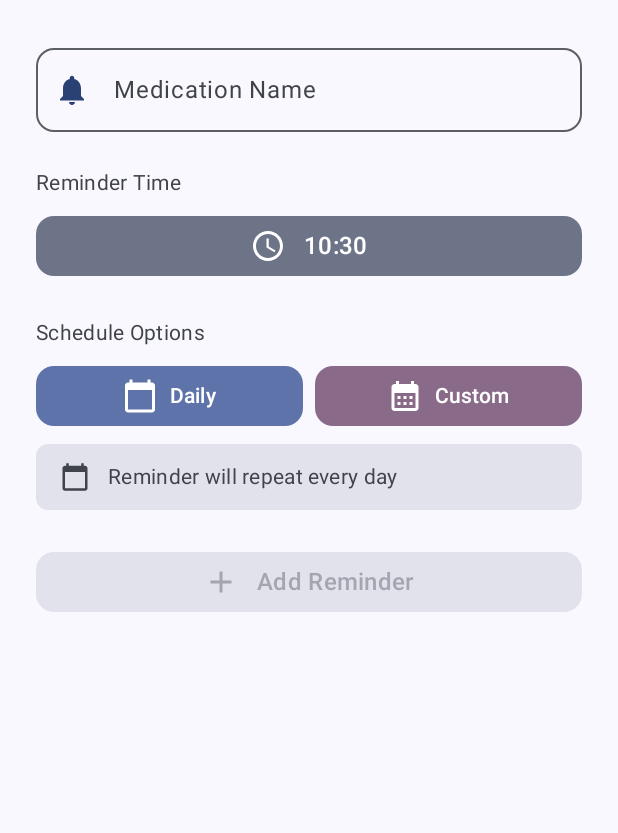
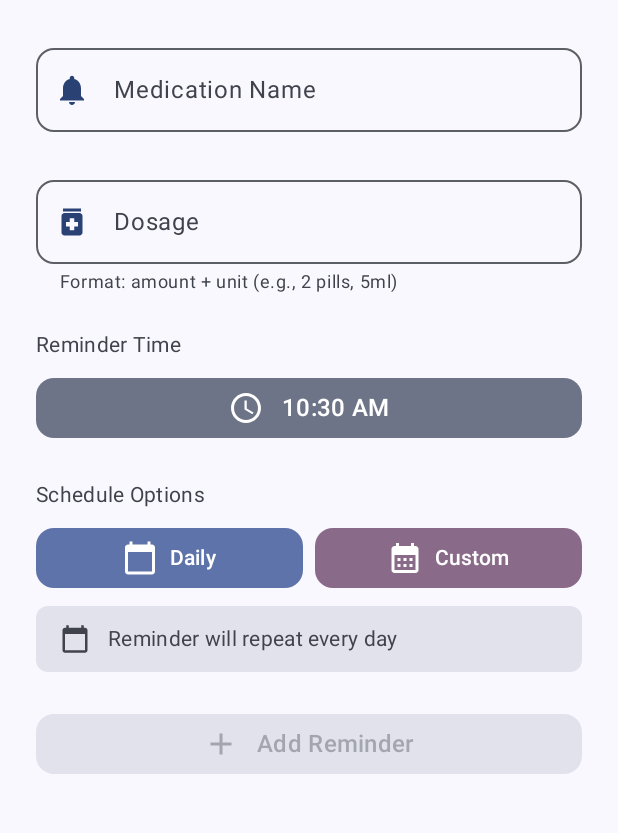
Before and after one commit to vimi30/MedicationReminder, an Android app built with Jetpack Compose: the composable AddReminderContent shown on its own in the app's theme, on a phone screen of 412 x 824 dp, the part 126-959 px from its top. Run offline under Robolectric (Android 15) with nearby library versions, the phone set to English and light mode, and no system bars; our stand-ins replace Dagger/Hilt's generated code.

Commit message:
added dosage in reminder

```diff
--- a/app/src/main/java/com/example/cursorreminder/AlarmActivity.kt
+++ b/app/src/main/java/com/example/cursorreminder/AlarmActivity.kt
@@ -23,12 +23,14 @@ class AlarmActivity : ComponentActivity() {
 
         val reminderId = intent.getLongExtra(AlarmReceiver.EXTRA_REMINDER_ID, -1)
         val medicationName = intent.getStringExtra(AlarmReceiver.EXTRA_MEDICATION_NAME) ?: ""
+        val medicationDosage = intent.getStringExtra(AlarmReceiver.EXTRA_MEDICATION_DOSAGE) ?: ""
 
         // Create a temporary reminder object for the alarm screen
         val reminder = com.example.cursorreminder.domain.model.Reminder(
             id = reminderId,
             medicationName = medicationName,
-            time = java.time.LocalDateTime.now()
+            dosage = medicationDosage,
+            time = java.time.LocalDateTime.now(),
         )
 
         setContent {
--- a/app/src/main/java/com/example/cursorreminder/alarm/AlarmScheduler.kt
+++ b/app/src/main/java/com/example/cursorreminder/alarm/AlarmScheduler.kt
@@ -23,6 +23,7 @@ class AlarmScheduler(private val context: Context) {
             action = AlarmReceiver.ACTION_ALARM_STARTED
             putExtra(AlarmReceiver.EXTRA_REMINDER_ID, reminder.id)
             putExtra(AlarmReceiver.EXTRA_MEDICATION_NAME, reminder.medicationName)
+            putExtra(AlarmReceiver.EXTRA_MEDICATION_DOSAGE, reminder.dosage)
         }
 
         val pendingIntent = PendingIntent.getBroadcast(
--- a/app/src/main/java/com/example/cursorreminder/data/local/ReminderEntity.kt
+++ b/app/src/main/java/com/example/cursorreminder/data/local/ReminderEntity.kt
@@ -9,6 +9,7 @@ import java.time.LocalDateTime
 data class ReminderEntity(
     @PrimaryKey val id: Long,
     val medicationName: String,
+    val dosage: String,
     val time: LocalDateTime,
     val scheduledDays: String,
     val isEnabled: Boolean,
--- a/app/src/main/java/com/example/cursorreminder/data/mapper/ReminderMapper.kt
+++ b/app/src/main/java/com/example/cursorreminder/data/mapper/ReminderMapper.kt
@@ -8,6 +8,7 @@ fun ReminderEntity.toReminder(): Reminder {
     return Reminder(
         id = id,
         medicationName = medicationName,
+        dosage = dosage,
         time = time,
         scheduledDays = scheduledDays.takeIf { it.isNotEmpty() }
             ?.split(",")
@@ -28,6 +29,7 @@ fun Reminder.toEntity(): ReminderEntity {
     return ReminderEntity(
         id = id,
         medicationName = medicationName,
+        dosage = dosage,
         time = time,
         scheduledDays = scheduledDays.joinToString(","){it.value.toString()},
         isEnabled = isEnabled,
--- a/app/src/main/java/com/example/cursorreminder/domain/model/Reminder.kt
+++ b/app/src/main/java/com/example/cursorreminder/domain/model/Reminder.kt
@@ -7,8 +7,9 @@ import java.time.LocalDateTime
 data class Reminder(
     val id: Long = System.currentTimeMillis(),
     val medicationName: String,
+    val dosage: String = "",
     val time: LocalDateTime,
     val scheduledDays: List<DayOfWeek> = DayOfWeek.entries.toList(),
     val isEnabled: Boolean = true,
-    val completedDates: Set<LocalDate> = emptySet()
+    val completedDates: Set<LocalDate> = emptySet(),
 )
--- a/app/src/main/java/com/example/cursorreminder/presentation/ui/components/AddReminderContent.kt
+++ b/app/src/main/java/com/example/cursorreminder/presentation/ui/components/AddReminderContent.kt
@@ -64,6 +64,7 @@ fun AddReminderContent(
     val scheduleType by viewModel.scheduleType.collectAsStateWithLifecycle()
     val selectedDays by viewModel.selectedDays.collectAsStateWithLifecycle()
     var showCustomScheduleDialog by remember { mutableStateOf(false) }
+    val dosage by viewModel.dosage.collectAsStateWithLifecycle()
 
     val timePickerDialog = remember {
         TimePickerDialog(
@@ -76,6 +77,11 @@ fun AddReminderContent(
             selectedTime.minute,
             true
         )
+    }
+
+    //check if form is valid
+    val isFormValid = remember(medicationName, selectedDays, dosage) {
+        medicationName.isNotBlank() && selectedDays.isNotEmpty() && dosage.isNotEmpty()
     }
 
     Column(
@@ -123,6 +129,31 @@ fun AddReminderContent(
             )
         )
 
+        // Dosage Input
+        OutlinedTextField(
+            value = dosage,
+            onValueChange = { viewModel.updateDosage(it) },
+            label = { Text(stringResource(R.string.label_dosage)) },
+            supportingText = { Text(stringResource(R.string.helper_dosage_format)) },
+            placeholder = { Text(stringResource(R.string.placeholder_dosage)) },
+            leadingIcon = {
+                Icon(
+                    painter = painterResource(R.drawable.icon_medication),
+                    contentDescription = null,
+                    tint = MaterialTheme.colorScheme.primary
+                )
+            },
+            modifier = Modifier.fillMaxWidth(),
+            shape = MaterialTheme.shapes.medium,
+            singleLine = true,
+            colors = OutlinedTextFieldDefaults.colors(
+                focusedBorderColor = MaterialTheme.colorScheme.primary,
+                unfocusedBorderColor = MaterialTheme.colorScheme.outline,
+                focusedLabelColor = MaterialTheme.colorScheme.primary,
+                unfocusedLabelColor = MaterialTheme.colorScheme.onSurfaceVariant
+            )
+        )
+
         // Time Selection
         Column(
             modifier = Modifier.fillMaxWidth(),
@@ -148,7 +179,7 @@ fun AddReminderContent(
                 )
                 Spacer(modifier = Modifier.width(12.dp))
                 Text(
-                    text = selectedTime.format(DateTimeFormatter.ofPattern("HH:mm")),
+                    text = selectedTime.format(DateTimeFormatter.ofPattern("hh:mm a")),
                     style = MaterialTheme.typography.titleMedium,
                     color = MaterialTheme.colorScheme.onSecondaryContainer
                 )
@@ -257,8 +288,11 @@ fun AddReminderContent(
                                 stringResource(R.string.schedule_info_select_days)
                             } else {
                                 selectedDays.sortedBy { it.value }
-                                    .joinToString(", ") {
-                                        it.getDisplayName(TextStyle.SHORT, Locale.getDefault())
+                                    .joinToString(", ") { dayOfWeek ->
+                                        dayOfWeek.getDisplayName(
+                                            TextStyle.SHORT,
+                                            Locale.getDefault()
+                                        )
                                     }
                             }
                         },
@@ -266,21 +300,6 @@ fun AddReminderContent(
                         color = MaterialTheme.colorScheme.onSurfaceVariant
                     )
                 }
-            }
-
-            // Show selected days if custom schedule
-            if (scheduleType == ScheduleType.CUSTOM && selectedDays.isNotEmpty()) {
-                Text(
-                    text = selectedDays.joinToString(", ") {
-                        it.getDisplayName(
-                            TextStyle.SHORT,
-                            Locale.getDefault()
-                        )
-                    },
-                    style = MaterialTheme.typography.bodyMedium,
-                    color = MaterialTheme.colorScheme.onSurfaceVariant,
-                    modifier = Modifier.padding(top = 4.dp)
-                )
             }
         }
 
@@ -348,7 +367,7 @@ fun AddReminderContent(
             },
             modifier = Modifier
                 .fillMaxWidth(),
-            enabled = medicationName.isNotBlank(),
+            enabled = isFormValid,
             shape = MaterialTheme.shapes.medium,
             colors = ButtonDefaults.buttonColors(
                 containerColor = MaterialTheme.colorScheme.primary,
--- a/app/src/main/java/com/example/cursorreminder/presentation/ui/screens/HomeScreen.kt
+++ b/app/src/main/java/com/example/cursorreminder/presentation/ui/screens/HomeScreen.kt
@@ -113,7 +113,6 @@ fun HomeScreen(
                     ) {
                         TodayReminderItem(
                             reminder = reminder,
-                            onToggleCompletion = { viewModel.toggleCompletion(reminder) },
                             viewModel = viewModel
                         )
                     }
--- a/app/src/main/res/values/strings.xml
+++ b/app/src/main/res/values/strings.xml
@@ -50,4 +50,8 @@
     <string name="schedule_info_daily">Reminder will repeat every day</string>
     <string name="schedule_info_select_days">Select days for the reminder</string>
     <string name="taken">Taken</string>
+    <string name="label_dosage">Dosage</string>
+    <string name="helper_dosage_format">Format: amount + unit (e.g., 2 pills, 5ml)</string>
+    <string name="placeholder_dosage">e.g., 1 pill</string>
+    <string name="notification_with_dosage">Time to take %1$s (%2$s)</string>
 </resources>
```
Also changed, not shown: app/src/main/java/com/example/cursorreminder/presentation/ui/components/TodayReminderItem.kt (+19 -53 lines), app/src/main/java/com/example/cursorreminder/presentation/ui/screens/AlarmScreen.kt (+11 -1 lines), app/src/main/java/com/example/cursorreminder/presentation/viewmodel/ReminderViewModel.kt (+8 -0 lines), app/src/main/java/com/example/cursorreminder/receiver/AlarmReceiver.kt (+12 -3 lines).
